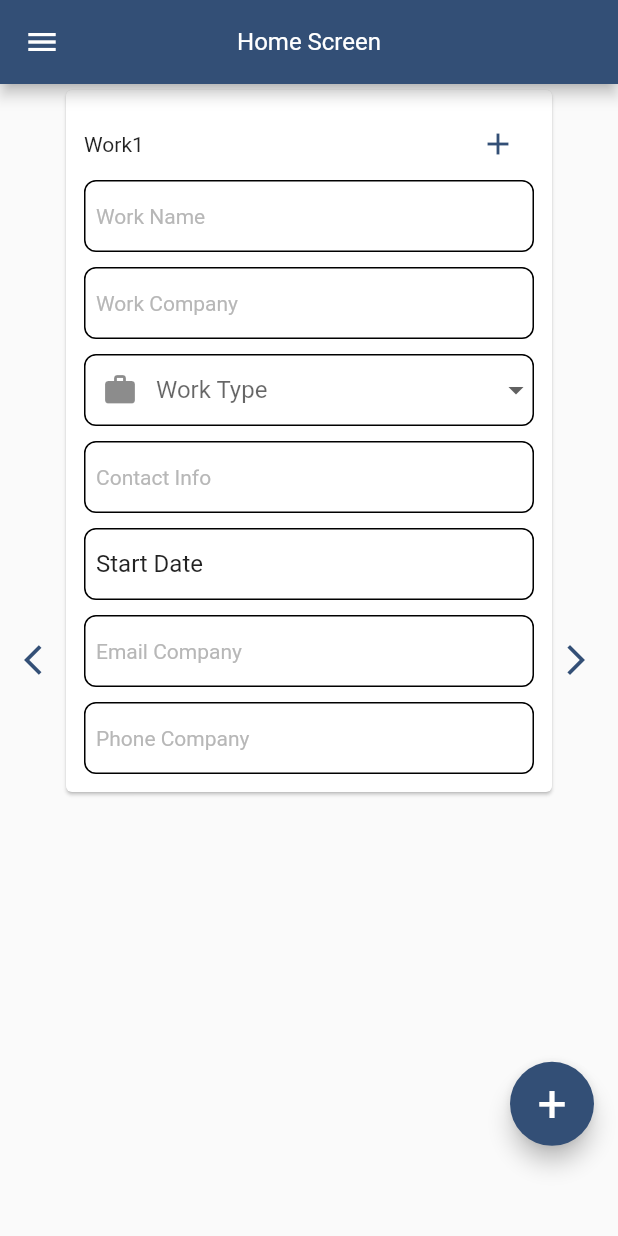
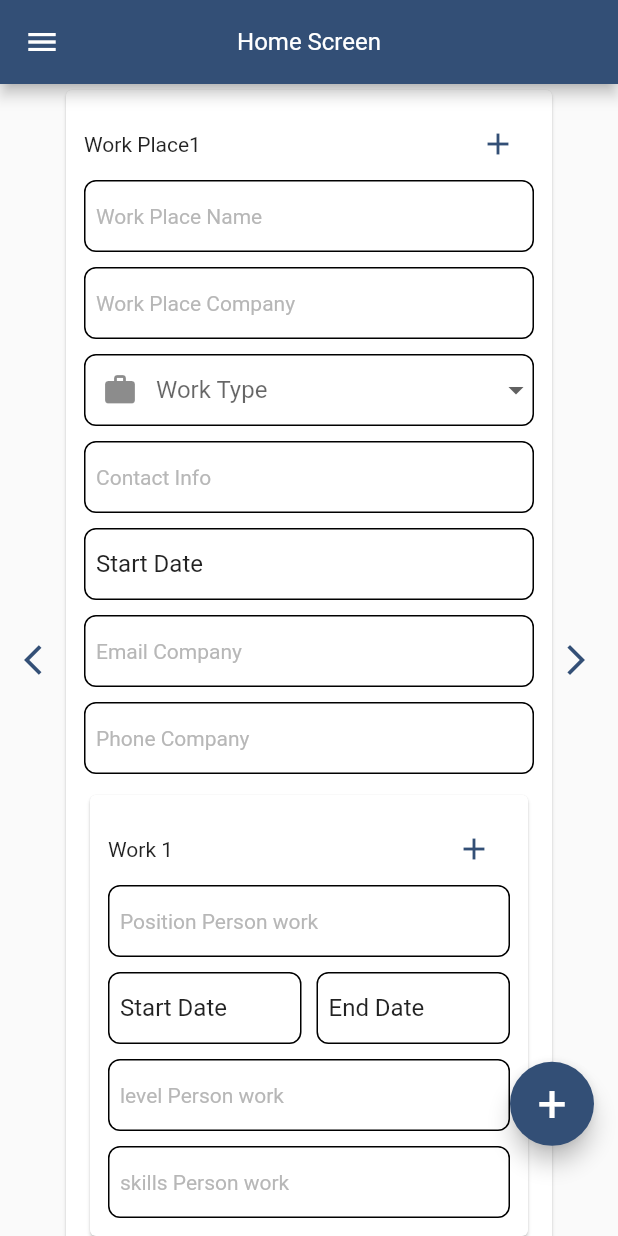
Before and after one commit to 0Ahmad0/ptc_project, a Flutter app: the screen it shows after launch, swiped to page 3, on a phone screen of 412 x 824 dp. Run offline on Flutter 3.47's test engine with Material 2 defaults, Android fonts, the phone set to English and light mode, and no system bars; our stand-ins replace animate_do, easy_localization, firebase_core, font_awesome_flutter, get; missing offline and left inert: circle_progress_bar, firedart, mysql1; accounts and stored records are empty; Roboto replaces fonts that are missing (Changa).

Commit message:
@hariri hibav1

```diff
--- a/lib/model/models.dart
+++ b/lib/model/models.dart
@@ -1,3 +1,5 @@
+import 'package:firedart/auth/user_gateway.dart';
+
 class UserLanguage{
   String? lanName;
   int? level;
@@ -30,8 +32,19 @@ class UserCourses{
 }
 class UserWork{
   String name;
+  UserWork({required this.name});
+}
+class UserPlaceWork{
+  String name;
   String company;
-  UserWork({required this.name,required this.company});
+  UserPlaceWork({required this.name,required this.company});
+}
+class UserProject{
+  String name;
+  UserProject({required this.name});
+}class UserTechnicalSkills{
+  String name;
+  UserTechnicalSkills({required this.name});
 }
 /*
 flutter pub run easy_localization:generate -S "assets/translations/" -O "lib/translations"
--- a/lib/view/screens/home/home_view.dart
+++ b/lib/view/screens/home/home_view.dart
@@ -10,9 +10,13 @@ import 'package:ptc_project/translations/locale_keys.g.dart';
 import 'package:ptc_project/view/resourse/color_manager.dart';
 import 'package:ptc_project/view/resourse/style_manager.dart';
 import 'package:ptc_project/view/resourse/values_manager.dart';
+import 'package:ptc_project/view/widgets/custom_divider.dart';
 import 'package:ptc_project/view/widgets/custom_textfiled.dart';
 import 'package:ptc_project/view/widgets/multi_form_lan.dart';
+import 'package:ptc_project/view/widgets/project_form.dart';
+import 'package:ptc_project/view/widgets/skills_technical_form.dart';
 import 'package:ptc_project/view/widgets/work_form.dart';
+import '../../widgets/work_place_form.dart';
 import '../search/search_view.dart';
 import 'package:easy_localization/easy_localization.dart';
 
@@ -44,6 +48,7 @@ class _HomeViewState extends State<HomeView> {
   final formKey1 = GlobalKey<FormState>();
   final formKey2 = GlobalKey<FormState>();
   final formKey3 = GlobalKey<FormState>();
+  final formKey4 = GlobalKey<FormState>();
   int currentIndex = 0;
 
   double progresValue = .3;
@@ -102,25 +107,7 @@ print('-------------------------------------------------------');
       appBar: AppBar(
         title: Text("Home Screen"),
       ),
-      drawer: Drawer(
-        child: Column(
-          children: [
-            UserAccountsDrawerHeader(
-              margin: EdgeInsets.zero,
-              accountName: Text("PTC ADMIN"),
-              accountEmail: Text("ptc@gmail.com"),
-              currentAccountPicture: CircleAvatar(),
-            ),
-            ListTile(
-              onTap: () => Navigator.push(context,
-                      MaterialPageRoute(builder: (ctx) => SearchView()))
-                  .then((value) => Navigator.pop(context)),
-              leading: Icon(Icons.search),
-              title: Text('Search'),
-            )
-          ],
-        ),
-      ),
+      drawer: buildDrawer(context),
       body: Stack(
         alignment: Alignment.center,
         children: [
@@ -143,7 +130,9 @@ print('-------------------------------------------------------');
               children: [
             buildFirstPage(),
             buildSecondPage(),
-            BuildThirdPage(formKey: formKey3,)
+            BuildThirdPage(formKey: formKey3,),
+                BuildFourthPage(formKey: formKey4)
+
               ],
             ),
           ),
@@ -162,6 +151,28 @@ print('-------------------------------------------------------');
     );
   }
 
+  Drawer buildDrawer(BuildContext context) {
+    return Drawer(
+      child: Column(
+        children: [
+          UserAccountsDrawerHeader(
+            margin: EdgeInsets.zero,
+            accountName: Text("PTC ADMIN"),
+            accountEmail: Text("ptc@gmail.com"),
+            currentAccountPicture: CircleAvatar(),
+          ),
+          ListTile(
+            onTap: () => Navigator.push(context,
+                    MaterialPageRoute(builder: (ctx) => SearchView()))
+                .then((value) => Navigator.pop(context)),
+            leading: Icon(Icons.search),
+            title: Text('Search'),
+          )
+        ],
+      ),
+    );
+  }
+  bool gender  = true;
   Widget buildFirstPage() {
     return Form(
       key: formKey1,
@@ -212,14 +223,24 @@ print('-------------------------------------------------------');
                       children: [
                         RadioListTile(
                             title: Text("Female"),
-                            value: true,
-                            groupValue: [false, true],
-                            onChanged: (val) {}),
+                            value: gender,
+                            groupValue: [true,false],
+                            onChanged: (val) {
+                              gender = !gender;
+                              setState(() {
+
+                              });
+                            }),
                         RadioListTile(
                             title: Text("Male"),
-                            value: true,
-                            groupValue: [false, true],
-                            onChanged: (val) {})
+                            value: !gender,
+                            groupValue: [true,false],
+                            onChanged: (val) {
+                              gender = !gender;
+                              setState(() {
+
+                              });
+                            })
                       ],
                     ),
                   ),
@@ -330,8 +351,8 @@ class BuildThirdPage extends StatefulWidget {
 }
 
 class _BuildThirdPageState extends State<BuildThirdPage> {
-List<UserWork> usersWork = [
-  UserWork(name: "name", company: "company")
+List<UserPlaceWork> usersWorkPlace = [
+  UserPlaceWork(name: "name", company: "company")
 ];
 
 
@@ -341,18 +362,18 @@ List<UserWork> usersWork = [
       key: widget.formKey,
       child: ListView(
         children: [
-         for(var work = 0 ; work < usersWork.length ; work++)
-           WorkForm(
+         for(var work = 0 ; work < usersWorkPlace.length ; work++)
+           WorkPlaceForm(
              index: work +1 ,
-             userWork: usersWork[work],
+             userWork: usersWorkPlace[work],
              onAddForm: (){
                setState(() {
-                 usersWork.add(UserWork(name: "name", company: "company"));
+                 usersWorkPlace.add(UserPlaceWork(name: "name", company: "company"));
                });
              },
              onDelete: (){
                setState(() {
-                 usersWork.removeAt(work);
+                 usersWorkPlace.removeAt(work);
                });
              },
            )
@@ -361,3 +382,62 @@ List<UserWork> usersWork = [
     );
   }
 }
+
+class BuildFourthPage extends StatefulWidget {
+  final GlobalKey formKey;
+  const BuildFourthPage({Key? key, required this.formKey}) : super(key: key);
+
+  @override
+  State<BuildFourthPage> createState() => _BuildFourthPageState();
+}
+
+class _BuildFourthPageState extends State<BuildFourthPage> {
+  List<UserProject> usersProject = [
+    UserProject(name: "name",)
+  ];
+  List<UserTechnicalSkills> userThechnicalSkills = [
+    UserTechnicalSkills(name: "name",)
+  ];
+  @override
+  Widget build(BuildContext context) {
+    return Form(
+      key: widget.formKey,
+      child: ListView(
+        children: [
+          for(var project = 0 ; project < usersProject.length ; project++)
+            ProjectForm(
+              index: project +1 ,
+              userProject: usersProject[project],
+              onAddForm: (){
+                setState(() {
+                  usersProject.add(UserProject(name: "name"));
+                });
+              },
+              onDelete: (){
+                setState(() {
+                  usersProject.removeAt(project);
+                });
+              },
+            ),
+          PTCDvider(),
+          for(var techSkills = 0 ; techSkills < userThechnicalSkills.length ; techSkills++)
+            SkillsTechnicalForm(
+              index: techSkills +1 ,
+              userTechnicalSkills: userThechnicalSkills[techSkills],
+              onAddForm: (){
+                setState(() {
+                  userThechnicalSkills.add(UserTechnicalSkills(name: "name"));
+                });
+              },
+              onDelete: (){
+                setState(() {
+                  userThechnicalSkills.removeAt(techSkills);
+                });
+              },
+            ),
+
+        ],
+      ),
+    );
+  }
+}
--- a/lib/view/widgets/work_form.dart
+++ b/lib/view/widgets/work_form.dart
@@ -1,8 +1,11 @@
-import 'package:easy_localization/easy_localization.dart';
+
 import 'package:flutter/material.dart';
+import 'package:intl/intl.dart';
 import 'package:ptc_project/model/models.dart';
-import 'package:ptc_project/view/resourse/color_manager.dart';
-import 'package:ptc_project/view/resourse/values_manager.dart';
+
+import '../resourse/color_manager.dart';
+import '../resourse/values_manager.dart';
+
 class WorkForm extends StatelessWidget {
   final UserWork? userWork;
   final VoidCallback? onDelete;
@@ -11,6 +14,7 @@ class WorkForm extends StatelessWidget {
   WorkForm({this.userWork,this.onDelete, this.onAddForm, this.index});
   final form = GlobalKey<FormState>();
   final dateController = TextEditingController(text: "Start Date");
+  final dateEndController = TextEditingController(text: "End Date");
   bool validate(){
     var valid = form.currentState!.validate();
     if(valid)  form.currentState!.save();
@@ -18,7 +22,7 @@ class WorkForm extends StatelessWidget {
   }
   DateTime _selectedDate = DateTime.now();
 
-  _selectDate(BuildContext context) async {
+  _selectDate(BuildContext context,TextEditingController controller) async {
     var newSelectedDate = await showDatePicker(
       builder: (context, child) {
         return child!;
@@ -31,30 +35,28 @@ class WorkForm extends StatelessWidget {
 
     if (newSelectedDate != null) {
       _selectedDate = newSelectedDate;
-      dateController
+      controller
         ..text = DateFormat.yMd().format(_selectedDate)
         ..selection = TextSelection.fromPosition(TextPosition(
             offset: dateController.text.length,
             affinity: TextAffinity.upstream));
     }
   }
+
   @override
   Widget build(BuildContext context) {
-    return Form(
-      key: form,
-      child: Card(
-        color: ColorManager.white,
-        child: Padding(
+    return Card(
+      child: ListView(
         padding: const EdgeInsets.all(AppPadding.p12),
-          child: Column(
+        shrinkWrap: true,
         children: [
           Row(
             mainAxisAlignment: MainAxisAlignment.spaceBetween,
             children: [
-                  Flexible(child: Text("Work${index}")),
+              Flexible(child: Text("Work ${index}")),
               Row(
                 children: [
-                      (index!-1) ==0?SizedBox(): IconButton(onPressed:onDelete , icon: Icon(Icons.delete)),
+                  (index!-1) ==0?SizedBox():IconButton(onPressed:onDelete , icon: Icon(Icons.delete)),
                   (index!-1)!=0?SizedBox(): IconButton(onPressed:onAddForm , icon: Icon(Icons.add)),
 
                 ],
@@ -63,53 +65,46 @@ class WorkForm extends StatelessWidget {
           ),
           TextFormField(
             decoration: InputDecoration(
-                    hintText: "Work Name"
+              hintText: "Position Person work"
+            ),
+          ),
+          const SizedBox(height: AppSize.s10,),
+          Row(
+            children: [
+              Expanded(
+                child: TextFormField(
+                  controller: dateController,
+                  readOnly: true,
+                  onTap: () {
+                    _selectDate(context,dateController);
+                  },
+                ),
+              ),
+              const SizedBox(width: AppSize.s10,),
+              Expanded(
+                child: TextFormField(
+                  controller: dateEndController,
+                  readOnly: true,
+                  onTap: () {
+                    _selectDate(context,dateEndController);
+                  },
+                ),
+              ),
+            ],
+          ),
+          const SizedBox(height: AppSize.s10,),
+          TextFormField(
+            decoration: InputDecoration(
+                hintText: "level Person work"
             ),
           ),
           const SizedBox(height: AppSize.s10,),
           TextFormField(
             decoration: InputDecoration(
-                    hintText: "Work Company"
+                hintText: "skills Person work"
             ),
           ),
-              const SizedBox(height: AppSize.s10,),
-              DropdownButtonFormField(
-                  decoration: InputDecoration(
-                      hintText: "Work Type ",
-                      prefixIcon: Icon(Icons.work)
-                  ),
-                  items: ['Internal','External'].map((e) => DropdownMenuItem(
-
-                    child: Text("$e"),
-                    value: e,
-                  )).toList(), onChanged: (val){}),
-              const SizedBox(height: AppSize.s10,),
-              TextFormField(
-                decoration: InputDecoration(
-                    hintText: "Contact Info"
-                ),
-              ),
-              const SizedBox(height: AppSize.s10,),
-              TextFormField(
-                controller: dateController,
-                readOnly: true,
-                onTap: () {
-                  _selectDate(context);
-                },
-              ),
-              const SizedBox(height: AppSize.s10,),
-              TextFormField(
-                decoration: InputDecoration(
-                    hintText: "Email Company"
-                ),),
-              const SizedBox(height: AppSize.s10,),
-              TextFormField(
-                decoration: InputDecoration(
-                    hintText: "Phone Company"
-                ),),
         ],
-          ),
-        ),
       ),
     );
   }
--- /dev/null
+++ b/lib/view/widgets/work_place_form.dart
@@ -0,0 +1,149 @@
+import 'package:easy_localization/easy_localization.dart';
+import 'package:flutter/material.dart';
+import 'package:ptc_project/model/models.dart';
+import 'package:ptc_project/view/resourse/color_manager.dart';
+import 'package:ptc_project/view/resourse/values_manager.dart';
+import 'package:ptc_project/view/widgets/work_form.dart';
+class WorkPlaceForm extends StatefulWidget {
+  final UserPlaceWork? userWork;
+  final VoidCallback? onDelete;
+  final VoidCallback? onAddForm;
+  final int? index;
+  WorkPlaceForm({this.userWork,this.onDelete, this.onAddForm, this.index});
+
+  @override
+  State<WorkPlaceForm> createState() => _WorkPlaceFormState();
+}
+
+class _WorkPlaceFormState extends State<WorkPlaceForm> {
+  final form = GlobalKey<FormState>();
+
+  final dateController = TextEditingController(text: "Start Date");
+
+  bool validate(){
+    var valid = form.currentState!.validate();
+    if(valid)  form.currentState!.save();
+    return valid;
+  }
+
+  DateTime _selectedDate = DateTime.now();
+
+  _selectDate(BuildContext context) async {
+    var newSelectedDate = await showDatePicker(
+      builder: (context, child) {
+        return child!;
+      },
+      context: context,
+      initialDate: _selectedDate != null ? _selectedDate : DateTime.now(),
+      firstDate: DateTime(1990),
+      lastDate: DateTime(2040),
+    );
+
+    if (newSelectedDate != null) {
+      _selectedDate = newSelectedDate;
+      dateController
+        ..text = DateFormat.yMd().format(_selectedDate)
+        ..selection = TextSelection.fromPosition(TextPosition(
+            offset: dateController.text.length,
+            affinity: TextAffinity.upstream));
+    }
+  }
+
+  List<UserWork> usersWork = [
+    UserWork(name: "name")
+  ];
+
+  @override
+  Widget build(BuildContext context) {
+    return Form(
+      key: form,
+      child: Card(
+        color: ColorManager.white,
+        child: Padding(
+          padding: const EdgeInsets.all(AppPadding.p12),
+          child: Column(
+            children: [
+              Row(
+                mainAxisAlignment: MainAxisAlignment.spaceBetween,
+                children: [
+                  Flexible(child: Text("Work Place${widget.index}")),
+                  Row(
+                    children: [
+                      (widget.index!-1) ==0?SizedBox(): IconButton(onPressed:widget.onDelete , icon: Icon(Icons.delete)),
+                      (widget.index!-1)!=0?SizedBox(): IconButton(onPressed:widget.onAddForm , icon: Icon(Icons.add)),
+
+                    ],
+                  ),
+                ],
+              ),
+              TextFormField(
+                decoration: InputDecoration(
+                    hintText: "Work Place Name"
+                ),
+              ),
+              const SizedBox(height: AppSize.s10,),
+              TextFormField(
+                decoration: InputDecoration(
+                    hintText: "Work Place Company"
+                ),
+              ),
+              const SizedBox(height: AppSize.s10,),
+              DropdownButtonFormField(
+                  decoration: InputDecoration(
+                      hintText: "Work Type ",
+                      prefixIcon: Icon(Icons.work)
+                  ),
+                  items: ['Internal','External'].map((e) => DropdownMenuItem(
+
+                    child: Text("$e"),
+                    value: e,
+                  )).toList(), onChanged: (val){}),
+              const SizedBox(height: AppSize.s10,),
+              TextFormField(
+                decoration: InputDecoration(
+                    hintText: "Contact Info"
+                ),
+              ),
+              const SizedBox(height: AppSize.s10,),
+              TextFormField(
+                controller: dateController,
+                readOnly: true,
+                onTap: () {
+                  _selectDate(context);
+                },
+              ),
+              const SizedBox(height: AppSize.s10,),
+              TextFormField(
+                decoration: InputDecoration(
+                    hintText: "Email Company"
+                ),),
+              const SizedBox(height: AppSize.s10,),
+              TextFormField(
+                decoration: InputDecoration(
+                    hintText: "Phone Company"
+                ),),
+              const SizedBox(height: AppSize.s10,),
+             for(var work =0 ; work< usersWork.length ; work ++)
+               WorkForm(
+                 userWork: usersWork[work],
+                 index: work+1,
+                 onAddForm: (){
+                   usersWork.add(UserWork(name: "name"));
+                   setState(() {
+
+                   });
+                 },
+                 onDelete: (){
+                   usersWork.removeAt(work);
+                   setState(() {
+
+                   });
+                 },
+               )
+            ],
+          ),
+        ),
+      ),
+    );
+  }
+}
```
Also changed, not shown: lib/view/widgets/project_form.dart (added, +129 -0 lines), lib/view/widgets/skills_technical_form.dart (added, +100 -0 lines). Lines whose indentation alone changed are shown as unchanged.
